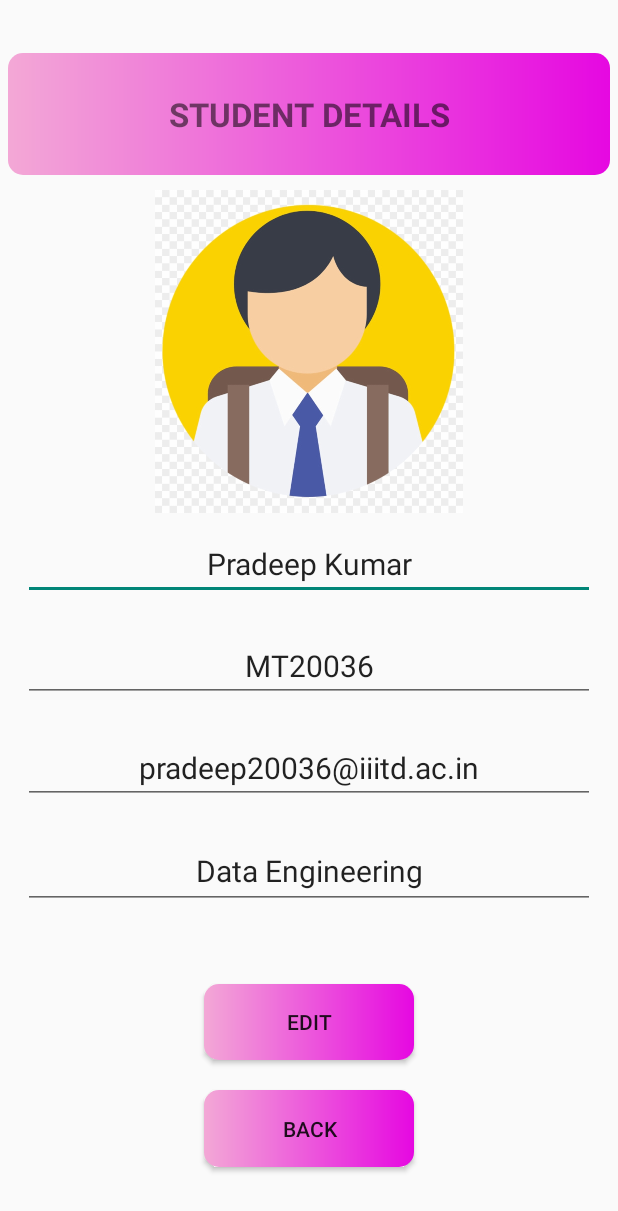
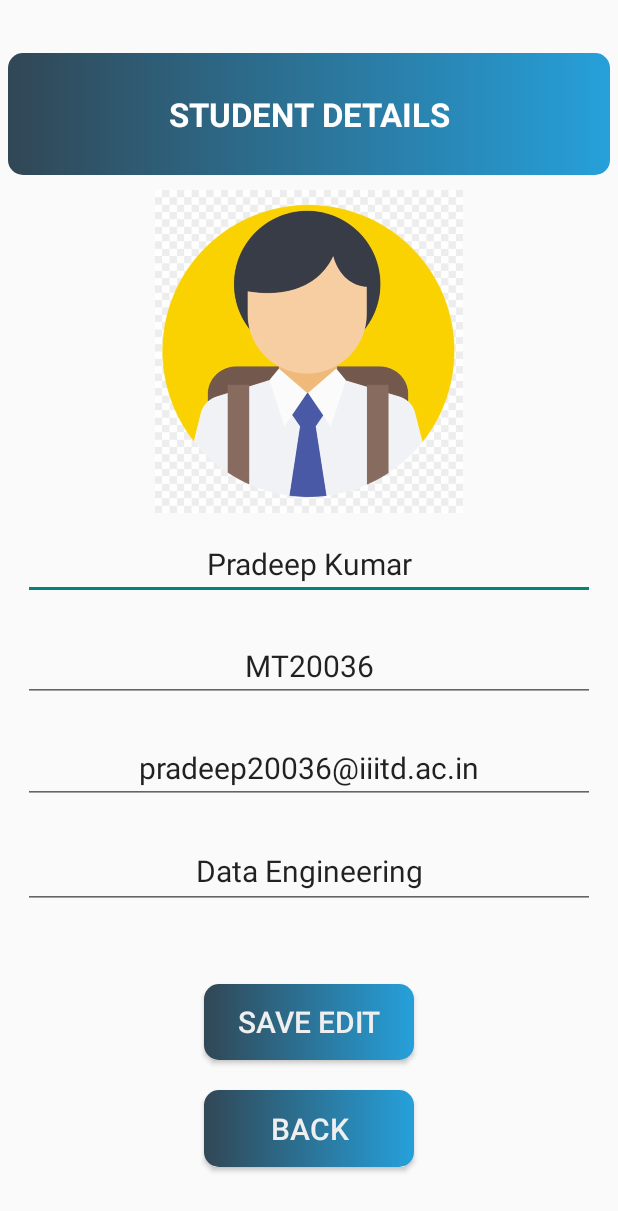
Before and after one commit to Mobile-Computing-Winter-2021/assignment0-pradeep20036, an Android app: the layout fragment_details.xml on its own in the app's theme, with its tools: preview values and no code run, on a phone screen of 412 x 824 dp. Shown: the top 1211 px of the screen. Run offline under Robolectric (Android 15) with nearby library versions, the phone set to English and light mode, and no system bars; Roboto replaces fonts that are not available here.

Commit message:
Final version

```diff
--- a/app/src/main/java/Adapter/ProfileAdapter.java
+++ b/app/src/main/java/Adapter/ProfileAdapter.java
@@ -37,7 +37,7 @@ public class ProfileAdapter extends RecyclerView.Adapter<ProfileAdapter.ViewHold
             profiles.add(new ProfileModel("Nitika Bansal", "Nitika20035@iiitd.ac.in", "MT20035", "CSE",R.drawable.nikita));
             profiles.add(new ProfileModel("Akanksha Pandey", "akanksha20048@iiitd.ac.in", "MT20048", "CSE",R.drawable.akanksha));
             profiles.add(new ProfileModel("Shivank Agrahari", "pradsddeep20030@iiitd.ac.in", "MT20096", "CSE",R.drawable.shivank));
-            profiles.add(new ProfileModel("Deepankar Kansal", "deep20029@iiitd.ac.in", "MT20029", "CSE",R.drawable.student));
+            profiles.add(new ProfileModel("Deepankar Kansal", "deepankar20007@iiitd.ac.in", "MT20007", "CSE",R.drawable.deepankar));
             profiles.add(new ProfileModel("Divya Pandey", "Divya20128@iiitd.ac.in", "MT20128", "CSE",R.drawable.divya));
             profiles.add(new ProfileModel("Shreya Garg", "shreya20133@iiitd.ac.in", "MT20133", "CSE",R.drawable.student));
             profiles.add(new ProfileModel("Rahul Gupta", "rahul20311@iiitd.ac.in", "MT20311", "CSE",R.drawable.student));
--- a/app/src/main/res/drawable-v24/round_corner.xml
+++ b/app/src/main/res/drawable-v24/round_corner.xml
@@ -4,8 +4,8 @@
     <gradient
         android:type="linear"
         android:angle="0"
-        android:startColor="#F3A8D6"
-        android:endColor="#E608E1"/>
+        android:startColor="#314755"
+        android:endColor="#26a0da"/>
 
     <corners android:radius="10dp"></corners>
 
--- a/app/src/main/res/layout/fragment_details.xml
+++ b/app/src/main/res/layout/fragment_details.xml
@@ -22,6 +22,7 @@
             android:gravity="center"
             android:padding="10dp"
             android:text="STUDENT DETAILS"
+            android:textColor="#FFFFFF"
             android:textSize="22sp"
             android:textStyle="bold" />
 
@@ -89,7 +90,9 @@
                 android:layout_margin="10dp"
                 android:layout_weight="1"
                 android:background="@drawable/round_corner"
-                android:text="Edit" />
+                android:text="Save Edit"
+                android:textColor="#EFEFEF"
+                android:textSize="20sp" />
 
             <Button
                 android:id="@+id/bt_back"
@@ -98,7 +101,9 @@
                 android:layout_margin="10dp"
                 android:layout_weight="1"
                 android:background="@drawable/round_corner"
-                android:text="Back" />
+                android:text="Back"
+                android:textColor="#EFEFEF"
+                android:textSize="20sp" />
         </LinearLayout>
     </LinearLayout>
 
--- a/app/src/main/res/layout/fragment_recycler.xml
+++ b/app/src/main/res/layout/fragment_recycler.xml
@@ -23,6 +23,7 @@
         android:background="@drawable/round_corner"
         android:padding="10dp"
         android:text="MC STUDENT LIST"
+        android:textColor="#FFFFFF"
         android:textSize="22sp"
         app:layout_constraintBottom_toTopOf="@+id/recyclerview"
         app:layout_constraintEnd_toEndOf="parent"
--- a/app/src/main/res/layout/sample_recycleview.xml
+++ b/app/src/main/res/layout/sample_recycleview.xml
@@ -27,6 +27,7 @@
         android:fontFamily="@font/aclonica"
         android:text="Pradeep Kumar"
         android:textColor="#FFFFFF"
+        android:textSize="20sp"
         app:layout_constraintBottom_toBottomOf="parent"
         app:layout_constraintEnd_toEndOf="parent"
         app:layout_constraintHorizontal_bias="0.609"
@@ -42,6 +43,7 @@
         android:fontFamily="@font/aclonica"
         android:text="MT20036"
         android:textColor="#FFFFFF"
+        android:textSize="20sp"
         app:layout_constraintBottom_toBottomOf="parent"
         app:layout_constraintEnd_toEndOf="parent"
         app:layout_constraintHorizontal_bias="0.593"
```
Also changed, not shown: app/src/main/res/drawable-v24/deepankar.jpeg (added).
